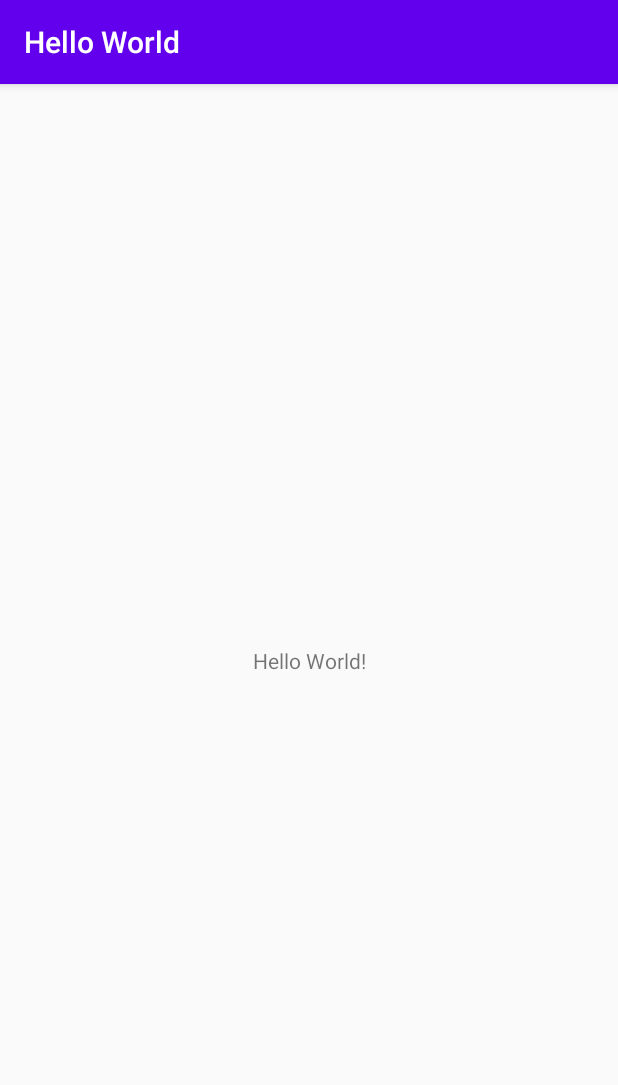
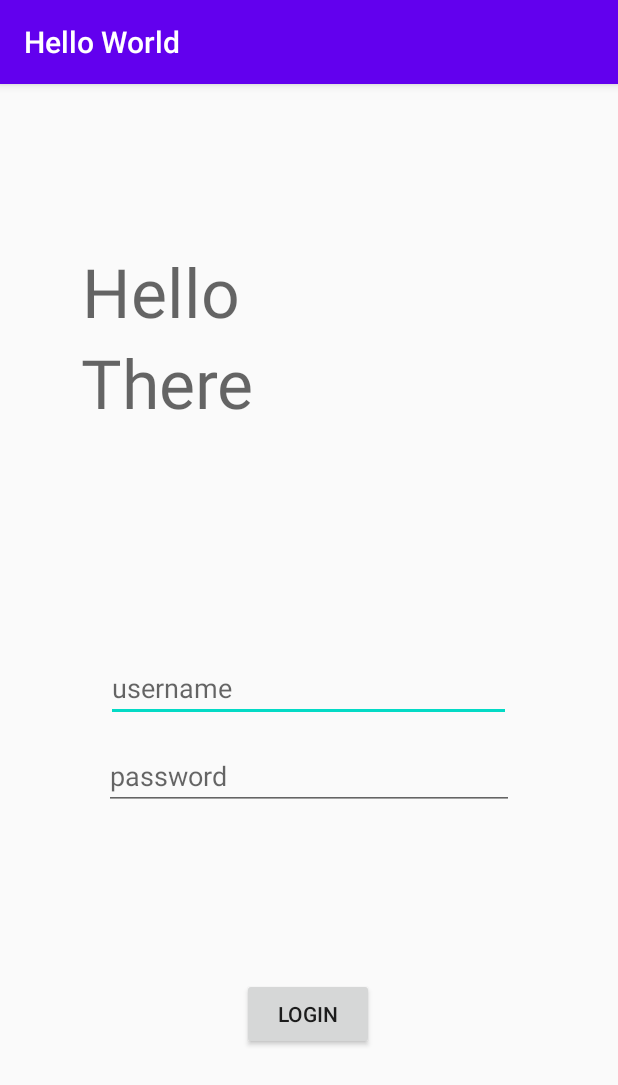
Before and after one commit to benediktusaji/progandroid, an Android app: the screen it shows after launch (MainActivity), on a phone screen of 412 x 824 dp. Shown: the top 1085 px of the screen. Run offline under Robolectric (Android 15) with nearby library versions, the phone set to English and light mode, and no system bars.

Commit message:
-Add button -Add toast kalau salah memasukkan username dan password -Add new activity kalau berhasil login

```diff
--- a/app/src/main/AndroidManifest.xml
+++ b/app/src/main/AndroidManifest.xml
@@ -9,6 +9,7 @@
         android:roundIcon="@mipmap/ic_launcher_round"
         android:supportsRtl="true"
         android:theme="@style/AppTheme">
+        <activity android:name=".HomeScreen"></activity>
         <activity android:name=".MainActivity">
             <intent-filter>
                 <action android:name="android.intent.action.MAIN" />
--- a/app/src/main/java/com/example/helloworld/MainActivity.java
+++ b/app/src/main/java/com/example/helloworld/MainActivity.java
@@ -2,8 +2,13 @@ package com.example.helloworld;
 
 import androidx.appcompat.app.AppCompatActivity;
 
+import android.content.Intent;
 import android.os.Bundle;
 import android.util.Log;
+import android.view.View;
+import android.widget.Button;
+import android.widget.EditText;
+import android.widget.Toast;
 
 public class MainActivity extends AppCompatActivity {
 //Ini contoh komentar
@@ -11,7 +16,24 @@ public class MainActivity extends AppCompatActivity {
     @Override
     protected void onCreate(Bundle savedInstanceState) {
         super.onCreate(savedInstanceState);
-        Log.d("Aktivitasku","Check");
+//        Log.d("Aktivitasku","Check");
         setContentView(R.layout.activity_main);
+
+        final Button button = findViewById(R.id.btnLogin);
+        final EditText txtUsername = findViewById(R.id.editTextUsername);
+        final EditText txtPassword = findViewById(R.id.editTextPassword);
+
+        button.setOnClickListener(new View.OnClickListener() {
+            public void onClick(View v) {
+                // Code here executes on main thread after user presses button
+                if(txtUsername.getText().toString().equals("admin")&&txtPassword.getText().toString().equals("admin")){
+                    // Masuk ke activity baru
+                    Intent intent = new Intent(v.getContext(), HomeScreen.class);
+                    startActivity(intent);
+                }else{
+                    Toast.makeText(getApplicationContext(),"Username atau Password Anda tidak benar!",Toast.LENGTH_LONG).show();
+                }
+            }
+        });
     }
 }
--- a/app/src/main/res/layout/activity_main.xml
+++ b/app/src/main/res/layout/activity_main.xml
@@ -7,12 +7,64 @@
     tools:context=".MainActivity">
 
     <TextView
+        android:id="@+id/textView2"
         android:layout_width="wrap_content"
         android:layout_height="wrap_content"
-        android:text="Hello World!"
+        android:text="Hello"
+        android:textAppearance="@style/TextAppearance.AppCompat.Display2"
         app:layout_constraintBottom_toBottomOf="parent"
+        app:layout_constraintHorizontal_bias="0.179"
         app:layout_constraintLeft_toLeftOf="parent"
         app:layout_constraintRight_toRightOf="parent"
-        app:layout_constraintTop_toTopOf="parent" />
+        app:layout_constraintTop_toTopOf="parent"
+        app:layout_constraintVertical_bias="0.153" />
+
+    <TextView
+        android:id="@+id/textView"
+        android:layout_width="wrap_content"
+        android:layout_height="wrap_content"
+        android:text="There"
+        android:textAppearance="@style/TextAppearance.AppCompat.Display2"
+        app:layout_constraintEnd_toEndOf="parent"
+        app:layout_constraintHorizontal_bias="0.181"
+        app:layout_constraintStart_toStartOf="parent"
+        app:layout_constraintTop_toBottomOf="@+id/textView2" />
+
+    <EditText
+        android:id="@+id/editTextUsername"
+        android:layout_width="270dp"
+        android:layout_height="40dp"
+        android:layout_marginTop="156dp"
+        android:ems="10"
+        android:inputType="textPersonName"
+        android:hint="username"
+        app:layout_constraintEnd_toEndOf="parent"
+        app:layout_constraintHorizontal_bias="0.497"
+        app:layout_constraintStart_toStartOf="parent"
+        app:layout_constraintTop_toBottomOf="@+id/textView" />
+
+    <EditText
+        android:id="@+id/editTextPassword"
+        android:layout_width="273dp"
+        android:layout_height="45dp"
+        android:ems="10"
+        android:inputType="textPassword"
+        android:hint="password"
+        app:layout_constraintBottom_toTopOf="@+id/btnLogin"
+        app:layout_constraintEnd_toEndOf="parent"
+        app:layout_constraintStart_toStartOf="parent"
+        app:layout_constraintTop_toBottomOf="@+id/editTextUsername"
+        app:layout_constraintVertical_bias="0.104" />
+
+    <Button
+        android:id="@+id/btnLogin"
+        android:layout_width="wrap_content"
+        android:layout_height="wrap_content"
+        android:layout_marginBottom="124dp"
+        android:text="Login"
+        app:layout_constraintBottom_toBottomOf="parent"
+        app:layout_constraintEnd_toEndOf="parent"
+        app:layout_constraintHorizontal_bias="0.498"
+        app:layout_constraintStart_toStartOf="parent" />
 
 </androidx.constraintlayout.widget.ConstraintLayout>
```
Also changed, not shown: app/src/main/java/com/example/helloworld/HomeScreen.java (added, +14 -0 lines), app/src/main/res/layout/activity_home_screen.xml (added, +18 -0 lines).
